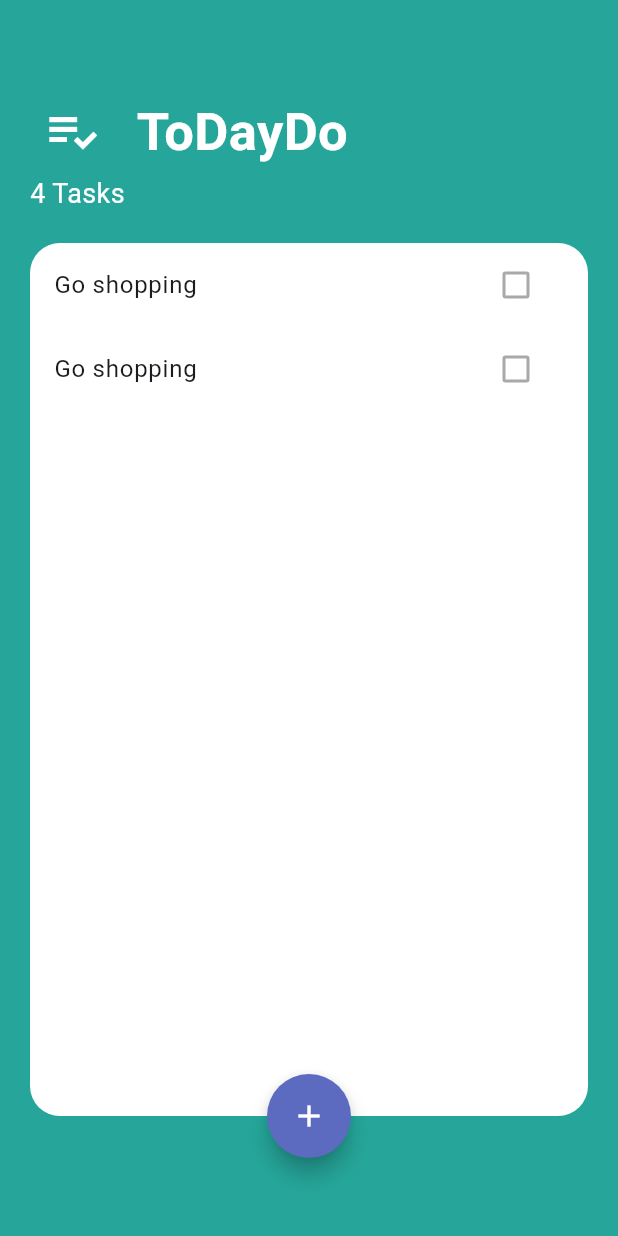
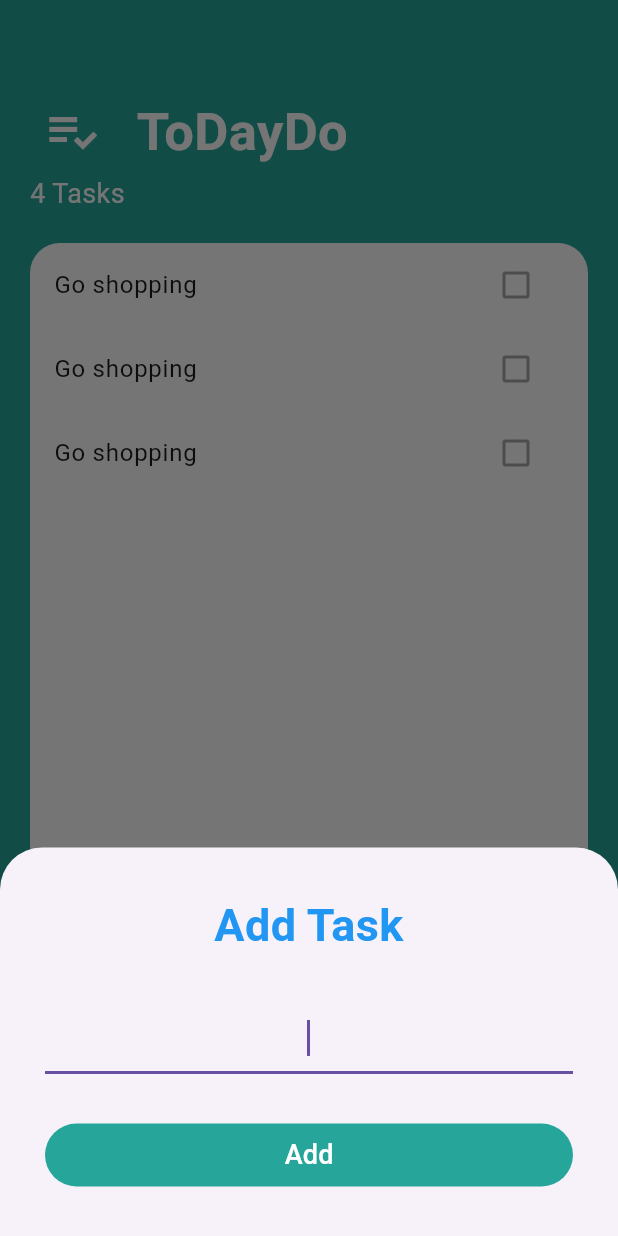
Before and after one commit to Moha2001hassan/ToDayDo, a Flutter app: the screen it shows after launch, after a tap on the "add" icon, on a phone screen of 412 x 824 dp. Run offline on Flutter 3.47's test engine with Material 3 defaults, Android fonts, the phone set to English and light mode, and no system bars.

Commit message:
showModalBottomSheet

```diff
--- /dev/null
+++ b/lib/screens/add_task_screen.dart
@@ -0,0 +1,38 @@
+import 'package:flutter/material.dart';
+
+class AddTaskScreen extends StatelessWidget {
+  const AddTaskScreen({super.key});
+
+  @override
+  Widget build(BuildContext context) {
+    return Container(
+      padding: const EdgeInsets.all(30),
+      child: Column(
+        crossAxisAlignment: CrossAxisAlignment.stretch,
+        children: [
+          const Text(
+            "Add Task",
+            textAlign: TextAlign.center,
+            style: TextStyle(
+              fontSize: 30,
+              color: Colors.blue,
+              fontWeight: FontWeight.bold,
+            ),
+          ),
+          const SizedBox(height: 30),
+          const TextField(
+            autofocus: true,
+            textAlign: TextAlign.center,
+          ),
+          const SizedBox(height: 30),
+          TextButton(
+            onPressed: () {},
+            style: TextButton.styleFrom(backgroundColor: Colors.teal[400]),
+            child: const Text("Add",
+                style: TextStyle(color: Colors.white, fontSize: 18)),
+          )
+        ],
+      ),
+    );
+  }
+}
--- a/lib/screens/tasks_screen.dart
+++ b/lib/screens/tasks_screen.dart
@@ -1,6 +1,6 @@
 import 'package:flutter/material.dart';
-
 import '../widgets/tasks_list.dart';
+import 'add_task_screen.dart';
 
 class TasksScreen extends StatefulWidget {
   const TasksScreen({super.key});
@@ -17,7 +17,18 @@ class _TasksScreenState extends State<TasksScreen> {
       floatingActionButton: Container(
         margin: const EdgeInsets.only(bottom: 36),
         child: FloatingActionButton(
-          onPressed: () {},
+          onPressed: () {
+            showModalBottomSheet(
+              isScrollControlled: true,
+              context: context,
+              builder: (context) => SingleChildScrollView(
+                  child: Container(
+                    padding: EdgeInsets.only(bottom: MediaQuery.of(context).viewInsets.bottom),
+                      child: const AddTaskScreen()
+                  )
+              ),
+            );
+          },
           backgroundColor: Colors.indigo[400],
           shape: const CircleBorder(),
           child: const Icon(Icons.add, color: Colors.white),
@@ -25,7 +36,8 @@ class _TasksScreenState extends State<TasksScreen> {
       ),
       backgroundColor: Colors.teal[400],
       body: Container(
-        padding: const EdgeInsets.only(top: 60, left: 20, right: 20, bottom: 80),
+        padding:
+            const EdgeInsets.only(top: 60, left: 20, right: 20, bottom: 80),
         child: Column(
           crossAxisAlignment: CrossAxisAlignment.start,
           children: [
--- a/lib/widgets/tasks_list.dart
+++ b/lib/widgets/tasks_list.dart
@@ -10,6 +10,7 @@ class TasksList extends StatelessWidget {
       children: const [
         TaskTile(),
         TaskTile(),
+        TaskTile(),
       ],
     );
   }
```
